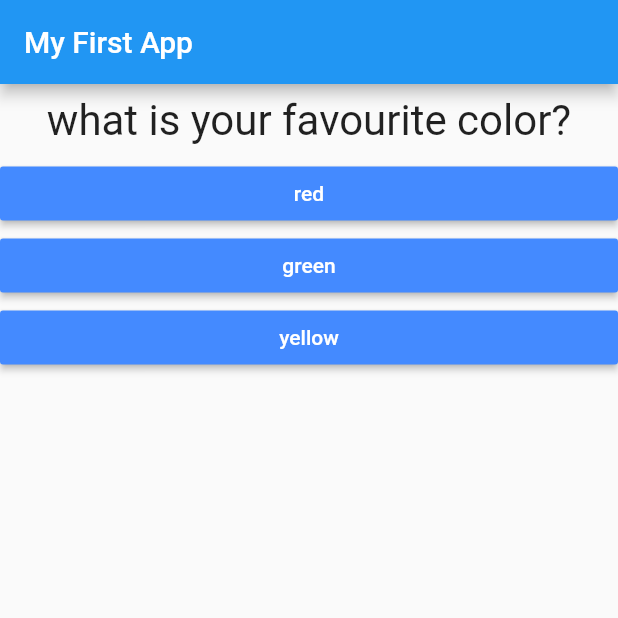
After one commit to dev5576/FlutterCrashCourse-, a Flutter app: the screen it shows after launch, on a phone screen of 412 x 824 dp, the top half of it. The commit adds this screen. Run offline on Flutter 3.47's test engine with Material 2 defaults, Android fonts, the phone set to English and light mode, and no system bars.

Commit message:
added Result,Quiz widget

```diff
--- a/lib/main.dart
+++ b/lib/main.dart
@@ -1,6 +1,6 @@
 import 'package:flutter/material.dart';
-import './question.dart';
-import './answer.dart';
+import './quiz.dart';
+import './result.dart';
 
 void main() => runApp(MyApp());
 
@@ -11,12 +11,12 @@ class MyApp extends StatefulWidget {
   }
 }
 
-/* _ sysntax ..converts public class to private class
+/* _ syntax ..converts public class to private class
 can only be used MyApp class...class located on other files cannot use it*/
 class _MyAppState extends State<MyApp> {
   //_ syntax private property
   var _questionIndex = 0;
-  final questions = const [
+  final _questions = const [
     {
       'questionText': 'what is your favourite color?',
       'answers': ['red', 'green', 'yellow']
@@ -34,7 +34,6 @@ class _MyAppState extends State<MyApp> {
   void _AnswerQuestion() {
     setState(() {
       print('setState()  called!');
-      //_questionIndex = (_questionIndex + 1) % 2;
       _questionIndex = (_questionIndex + 1);
     });
 
@@ -43,23 +42,15 @@ class _MyAppState extends State<MyApp> {
 
   @override
   Widget build(BuildContext context) {
-    print('build()  called!');
     return MaterialApp(
         home: Scaffold(
       appBar: AppBar(title: Text('My First App')),
-      body: _questionIndex < questions.length
-          ? Column(
-              children: <Widget>[
-                Question(questions[_questionIndex]['questionText']),
-                ...(questions[_questionIndex]['answers'] as List<String>)
-                    .map((answer) {
-                  return Answer(_AnswerQuestion, answer);
-                }).toList()
-              ],
-            )
-          : Center(
-              child: Text('You did it'),
-            ),
+      body: _questionIndex < _questions.length
+          ? Quiz(
+              answerQuestion: _AnswerQuestion,
+              questionIndex: _questionIndex,
+              questions: _questions)
+          : Result(),
     ));
   }
 }
--- /dev/null
+++ b/lib/quiz.dart
@@ -0,0 +1,26 @@
+import 'package:flutter/material.dart';
+import './question.dart';
+import './answer.dart';
+
+
+class Quiz extends StatelessWidget {
+  final List<Map<String, Object>> questions;
+  final int questionIndex;
+  final Function answerQuestion;
+
+  Quiz(
+      {@required this.answerQuestion, @required this.questionIndex, @required this.questions });
+
+  @override
+  Widget build(BuildContext context) {
+    return Column(
+      children: <Widget>[
+        Question(questions[questionIndex]['questionText']),
+        ...(questions[questionIndex]['answers'] as List<String>)
+            .map((answer) {
+          return Answer(answerQuestion, answer);
+        }).toList()
+      ],
+    );
+  }
+}
```
Also changed, not shown: lib/result.dart (added, +12 -0 lines).
